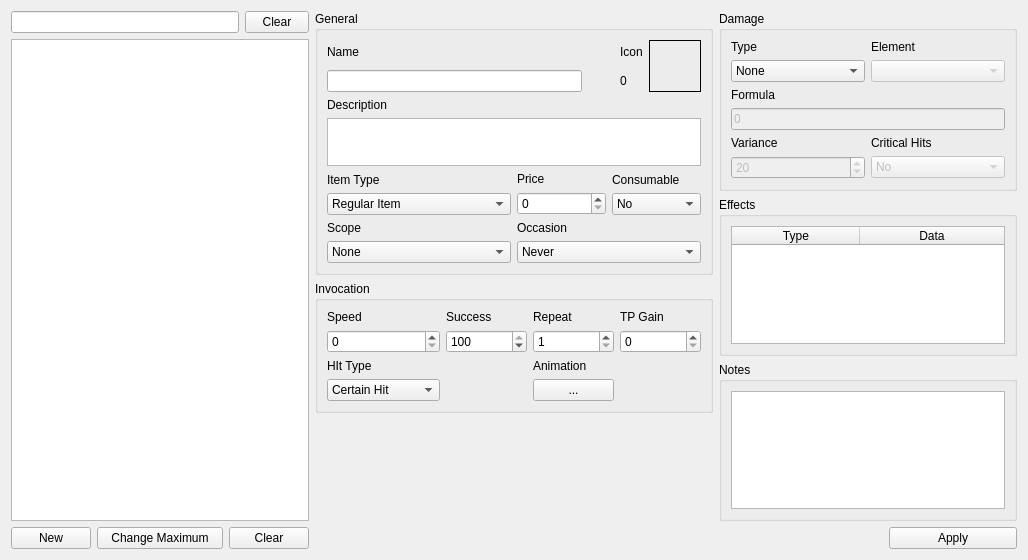
Before: the Qt Designer form src/ui/tabs/items_tab.ui in DimichGD/FHEditor, drawn with Qt 5.
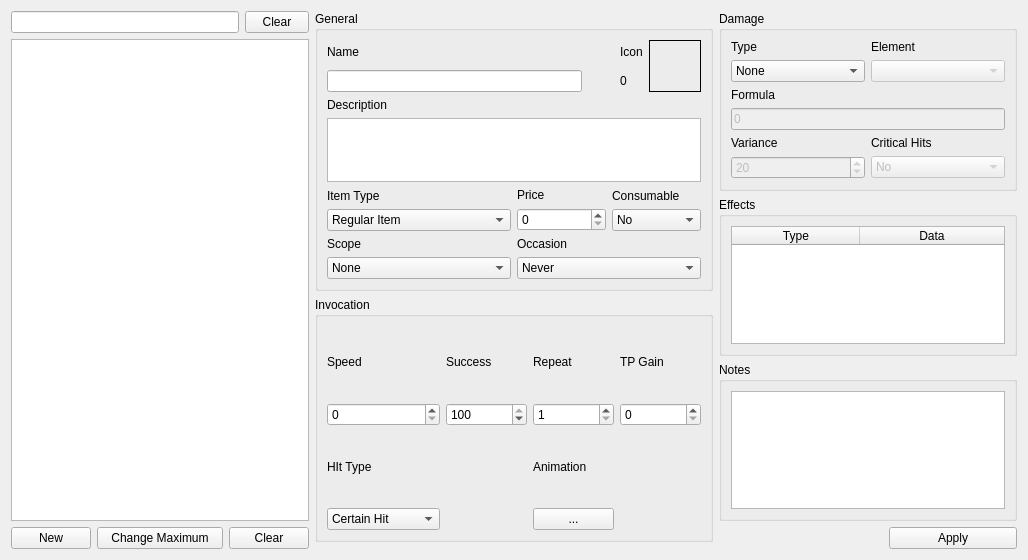
After: the same form once the commit is applied. Custom widgets are drawn as their Qt base class.

Diff of the .ui file:
```diff
--- a/src/ui/tabs/items_tab.ui
+++ b/src/ui/tabs/items_tab.ui
@@ -229,7 +229,7 @@
             <property name="maximumSize">
              <size>
               <width>16777215</width>
-              <height>48</height>
+              <height>64</height>
              </size>
             </property>
             <property name="verticalScrollBarPolicy">
@@ -558,13 +558,7 @@
        <item>
         <spacer name="verticalSpacer">
          <property name="orientation">
-          <enum>Qt::Orientation::Vertical</enum>
-         </property>
-         <property name="sizeHint" stdset="0">
-          <size>
-           <width>20</width>
-           <height>40</height>
-          </size>
+          <enum>Qt::Vertical</enum>
          </property>
         </spacer>
        </item>
```
Left out of the diff: 34 changed lines with no effect on the pictures.
